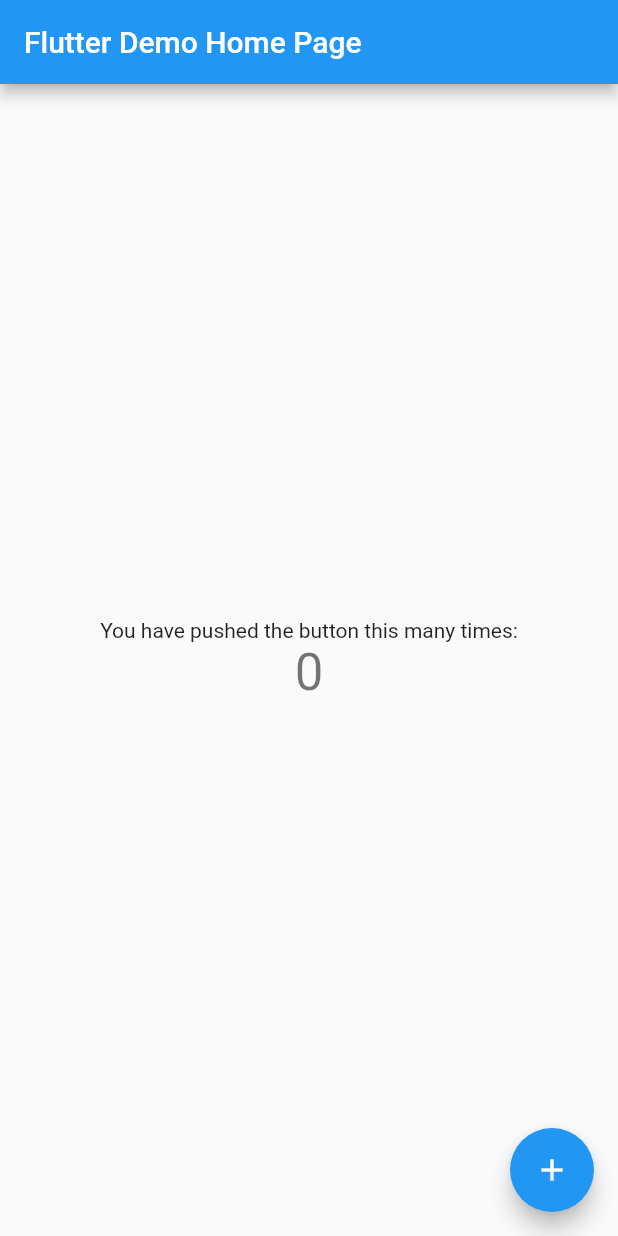
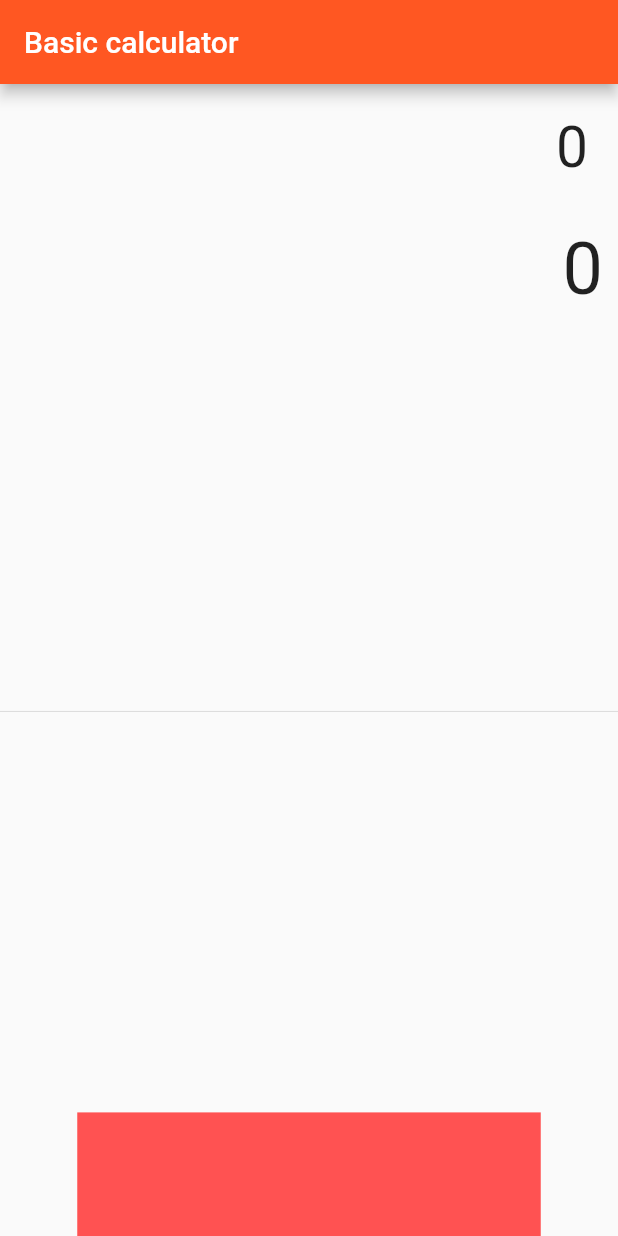
Before and after one commit to Morgan1420/flutter_calculator, a Flutter app: the screen it shows after launch, on a phone screen of 412 x 824 dp. Run offline on Flutter 3.47's test engine with Material 2 defaults, Android fonts, the phone set to English and light mode, and no system bars.

Commit message:
First changes

```diff
--- a/calculator_app/lib/main.dart
+++ b/calculator_app/lib/main.dart
@@ -1,115 +1,74 @@
 import 'package:flutter/material.dart';
+import 'package:flutter/rendering.dart';
 
 void main() {
-  runApp(const MyApp());
+  runApp(Calculator());
 }
 
-class MyApp extends StatelessWidget {
-  const MyApp({super.key});
-
-  // This widget is the root of your application.
+class Calculator extends StatelessWidget {
   @override
   Widget build(BuildContext context) {
     return MaterialApp(
-      title: 'Flutter Demo',
-      theme: ThemeData(
-        // This is the theme of your application.
-        //
-        // Try running your application with "flutter run". You'll see the
-        // application has a blue toolbar. Then, without quitting the app, try
-        // changing the primarySwatch below to Colors.green and then invoke
-        // "hot reload" (press "r" in the console where you ran "flutter run",
-        // or simply save your changes to "hot reload" in a Flutter IDE).
-        // Notice that the counter didn't reset back to zero; the application
-        // is not restarted.
-        primarySwatch: Colors.blue,
-      ),
-      home: const MyHomePage(title: 'Flutter Demo Home Page'),
+      debugShowCheckedModeBanner: false,
+      title: 'Basic Calculator',
+      theme: ThemeData(primarySwatch: Colors.deepOrange),
+      home: BasicCalculator(),
     );
   }
 }
 
-class MyHomePage extends StatefulWidget {
-  const MyHomePage({super.key, required this.title});
-
-  // This widget is the home page of your application. It is stateful, meaning
-  // that it has a State object (defined below) that contains fields that affect
-  // how it looks.
-
-  // This class is the configuration for the state. It holds the values (in this
-  // case the title) provided by the parent (in this case the App widget) and
-  // used by the build method of the State. Fields in a Widget subclass are
-  // always marked "final".
-
-  final String title;
-
+class BasicCalculator extends StatefulWidget {
   @override
-  State<MyHomePage> createState() => _MyHomePageState();
+  _BasicCalculatorState createState() => _BasicCalculatorState();
 }
 
-class _MyHomePageState extends State<MyHomePage> {
-  int _counter = 0;
-
-  void _incrementCounter() {
-    setState(() {
-      // This call to setState tells the Flutter framework that something has
-      // changed in this State, which causes it to rerun the build method below
-      // so that the display can reflect the updated values. If we changed
-      // _counter without calling setState(), then the build method would not be
-      // called again, and so nothing would appear to happen.
-      _counter++;
-    });
-  }
-
+class _BasicCalculatorState extends State<BasicCalculator> {
   @override
   Widget build(BuildContext context) {
-    // This method is rerun every time setState is called, for instance as done
-    // by the _incrementCounter method above.
-    //
-    // The Flutter framework has been optimized to make rerunning build methods
-    // fast, so that you can just rebuild anything that needs updating rather
-    // than having to individually change instances of widgets.
     return Scaffold(
-      appBar: AppBar(
-        // Here we take the value from the MyHomePage object that was created by
-        // the App.build method, and use it to set our appbar title.
-        title: Text(widget.title),
+      appBar: AppBar(title: const Text('Basic calculator')),
+      body: Column(
+        children: <Widget>[
+          Container(
+            alignment: Alignment.centerRight,
+            padding: EdgeInsets.fromLTRB(10, 20, 20, 0),
+            child: Text(
+              "0",
+              style: TextStyle(fontSize: 38.0),
+            ),
+          ),
+          Container(
+            alignment: Alignment.centerRight,
+            padding: EdgeInsets.fromLTRB(10, 30, 10, 0),
+            child: Text(
+              "0",
+              style: TextStyle(fontSize: 48.0),
+            ),
+          ),
+          Expanded(
+            child: Divider(),
+          ),
+          Row(
+            mainAxisAlignment: MainAxisAlignment.center,
+            children: <Widget>[
+              Container(
+                width: MediaQuery.of(context).size.width * .75,
+                child: Table(
+                  children: [
+                    TableRow(children: [
+                      Container(
+                        height: MediaQuery.of(context).size.height * .1,
+                        color: Colors.redAccent,
+                        // M'he quedat aquí
+                      )
+                    ])
+                  ],
+                ),
+              )
+            ],
+          )
+        ],
       ),
-      body: Center(
-        // Center is a layout widget. It takes a single child and positions it
-        // in the middle of the parent.
-        child: Column(
-          // Column is also a layout widget. It takes a list of children and
-          // arranges them vertically. By default, it sizes itself to fit its
-          // children horizontally, and tries to be as tall as its parent.
-          //
-          // Invoke "debug painting" (press "p" in the console, choose the
-          // "Toggle Debug Paint" action from the Flutter Inspector in Android
-          // Studio, or the "Toggle Debug Paint" command in Visual Studio Code)
-          // to see the wireframe for each widget.
-          //
-          // Column has various properties to control how it sizes itself and
-          // how it positions its children. Here we use mainAxisAlignment to
-          // center the children vertically; the main axis here is the vertical
-          // axis because Columns are vertical (the cross axis would be
-          // horizontal).
-          mainAxisAlignment: MainAxisAlignment.center,
-          children: <Widget>[
-            const Text(
-              'You have pushed the button this many times:',
-            ),
-            Text(
-              '$_counter',
-              style: Theme.of(context).textTheme.headlineMedium,
-            ),
-          ],
-        ),
-      ),
-      floatingActionButton: FloatingActionButton(
-        onPressed: _incrementCounter,
-        tooltip: 'Increment',
-        child: const Icon(Icons.add),
-      ), // This trailing comma makes auto-formatting nicer for build methods.
     );
   }
 }
```
Also changed, not shown: 1 other file.
